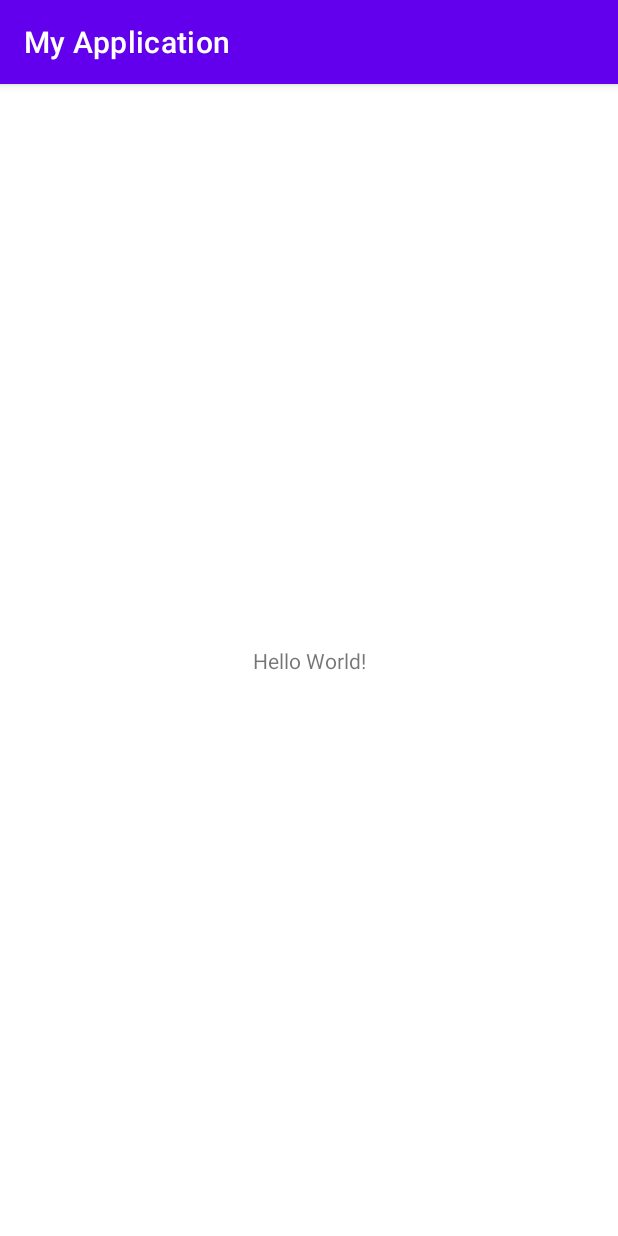
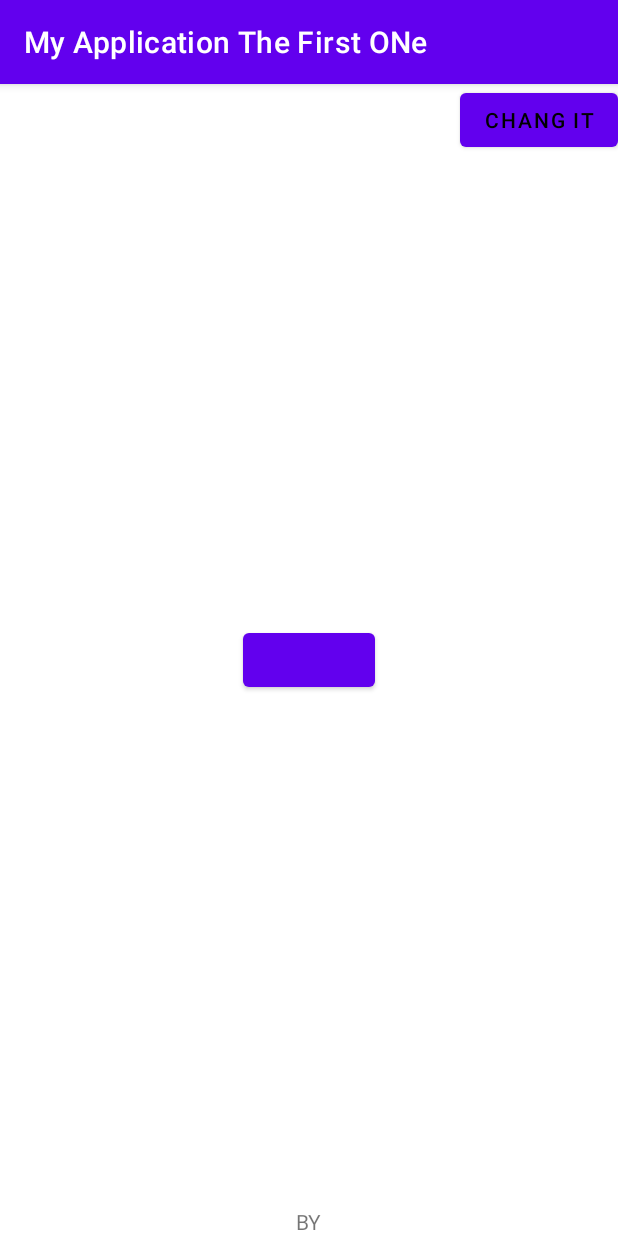
Before and after one commit to marinaolivekey/app1, an Android app: the screen it shows after launch (MainActivity), on a phone screen of 412 x 824 dp. Run offline under Robolectric (Android 15) with nearby library versions, the phone set to English and light mode, and no system bars.

Commit message:
my useful message

```diff
--- a/app/src/main/java/com/example/myapplication/MainActivity.kt
+++ b/app/src/main/java/com/example/myapplication/MainActivity.kt
@@ -2,10 +2,51 @@ package com.example.myapplication
 
 import androidx.appcompat.app.AppCompatActivity
 import android.os.Bundle
+import android.util.Log
+import android.widget.Button
+import android.widget.TextView
+import android.widget.Toast
+
+const val TAG = "MainActivity"
 
 class MainActivity : AppCompatActivity() {
+
     override fun onCreate(savedInstanceState: Bundle?) {
         super.onCreate(savedInstanceState)
         setContentView(R.layout.activity_main)
+
+        Log.d(TAG, "Ты видел деву на скале")
+        }
+
+
+    override fun onStart() {
+        super.onStart()
+        Log.d(TAG, "В одежде белой над волнами")
     }
+
+    override fun onResume() {
+        super.onResume()
+        Log.d(TAG, "Когда, бушуя в бурной мгле,")
+    }
+
+    override fun onPause() {
+        super.onPause()
+        Log.d(TAG, "Играло море с берегами,")
+    }
+
+    override fun onStop() {
+        super.onStop()
+        Log.d(TAG, "Когда луч молний озарял")
+    }
+
+    override fun onRestart() {
+        super.onRestart()
+        Log.d(TAG, "Ее всечасно блеском алым")
+    }
+
+    override fun onDestroy() {
+        super.onDestroy()
+        Log.d(TAG, "Ее всечасно блеском алым")
+    }
+
 }
--- a/app/src/main/res/layout/activity_main.xml
+++ b/app/src/main/res/layout/activity_main.xml
@@ -4,15 +4,52 @@
     xmlns:tools="http://schemas.android.com/tools"
     android:layout_width="match_parent"
     android:layout_height="match_parent"
+    android:orientation="horizontal"
     tools:context=".MainActivity">
 
-    <TextView
+
+    <Button
+        android:id="@+id/center_buttom"
+
         android:layout_width="wrap_content"
         android:layout_height="wrap_content"
-        android:text="Hello World!"
         app:layout_constraintBottom_toBottomOf="parent"
-        app:layout_constraintLeft_toLeftOf="parent"
-        app:layout_constraintRight_toRightOf="parent"
-        app:layout_constraintTop_toTopOf="parent" />
+        app:layout_constraintEnd_toEndOf="parent"
+        app:layout_constraintStart_toStartOf="parent"
+        app:layout_constraintTop_toTopOf="parent"
+        tools:ignore="SpeakableTextPresentCheck" />
+
+    <Button
+
+        android:id="@+id/change_buttom"
+        android:layout_width="wrap_content"
+        android:layout_height="wrap_content"
+        android:text="chang it"
+        android:textColor="@color/black"
+        app:layout_constraintEnd_toEndOf="parent"
+        app:layout_constraintTop_toTopOf="parent"
+        tools:ignore="SpeakableTextPresentCheck" />
+
+    <TextView
+        android:id="@+id/headder_text"
+        android:layout_width="wrap_content"
+        android:layout_height="wrap_content"
+        app:layout_constraintEnd_toEndOf="parent"
+
+        app:layout_constraintStart_toStartOf="parent"
+        app:layout_constraintTop_toTopOf="parent"
+        tools:ignore="MissingConstraints" />
+
+    <TextView
+        android:id="@+id/bottom_text"
+        android:layout_width="wrap_content"
+        android:layout_height="wrap_content"
+        android:text="@string/ButtonTextBy"
+        app:layout_constraintBottom_toBottomOf="parent"
+
+        app:layout_constraintEnd_toEndOf="parent"
+        app:layout_constraintStart_toStartOf="parent"
+        tools:ignore="MissingConstraints" />
+
 
 </androidx.constraintlayout.widget.ConstraintLayout>
--- a/app/src/main/res/values/strings.xml
+++ b/app/src/main/res/values/strings.xml
@@ -1,3 +1,7 @@
 <resources>
-    <string name="app_name">My Application</string>
+    <string name="app_name">My Application The First ONe</string>
+    <string name="hello">Hello!!!!!!</string>
+    <string name="UpperTextHello">Hello</string>
+    <string name="ButtonTextBy">BY</string>
+
 </resources>
--- a/gradle.properties
+++ b/gradle.properties
@@ -19,3 +19,4 @@ android.useAndroidX=true
 android.enableJetifier=true
 # Kotlin code style for this project: "official" or "obsolete":
 kotlin.code.style=official
+org.gradle.warning.mode=all
```
